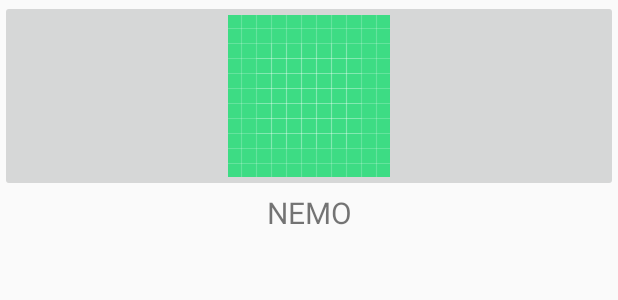
After one commit to dellylucas/cleanArchMovieAPP, an Android app: the layout adapter_list_movie.xml on its own in the app's theme, with its tools: preview values and no code run, on a phone screen of 412 x 824 dp. The commit adds this screen. Shown: the top 300 px of the screen. Run offline under Robolectric (Android 15) with nearby library versions, the phone set to English and light mode, and no system bars.

Commit message:
adaptador de lista  de peliculas a mostrar

```diff
--- /dev/null
+++ b/app/src/main/res/layout/adapter_list_movie.xml
@@ -0,0 +1,22 @@
+<?xml version="1.0" encoding="utf-8"?>
+<androidx.appcompat.widget.LinearLayoutCompat xmlns:android="http://schemas.android.com/apk/res/android"
+    xmlns:tools="http://schemas.android.com/tools"
+    android:layout_width="match_parent"
+    android:layout_height="wrap_content"
+    android:orientation="vertical">
+
+    <androidx.appcompat.widget.AppCompatImageButton
+        android:id="@+id/imageButton"
+        android:layout_width="match_parent"
+        android:layout_height="wrap_content"
+        android:src="@drawable/ic_launcher_background" />
+
+    <androidx.appcompat.widget.AppCompatTextView
+        android:id="@+id/movieTextView"
+        android:layout_width="match_parent"
+        android:layout_height="wrap_content"
+        android:gravity="center"
+        android:textSize="20sp"
+        tools:text="NEMO" />
+
+</androidx.appcompat.widget.LinearLayoutCompat>
```
Also changed, not shown: app/src/main/java/com/dfl/cleanarchmovieapp/presentation/ui/ListMovieAdapter.kt (added, +42 -0 lines), app/src/main/java/com/dfl/cleanarchmovieapp/presentation/ui/ListMovieFragment.kt (+8 -8 lines), app/src/main/res/layout/fragment_list_movie.xml (+6 -5 lines).
